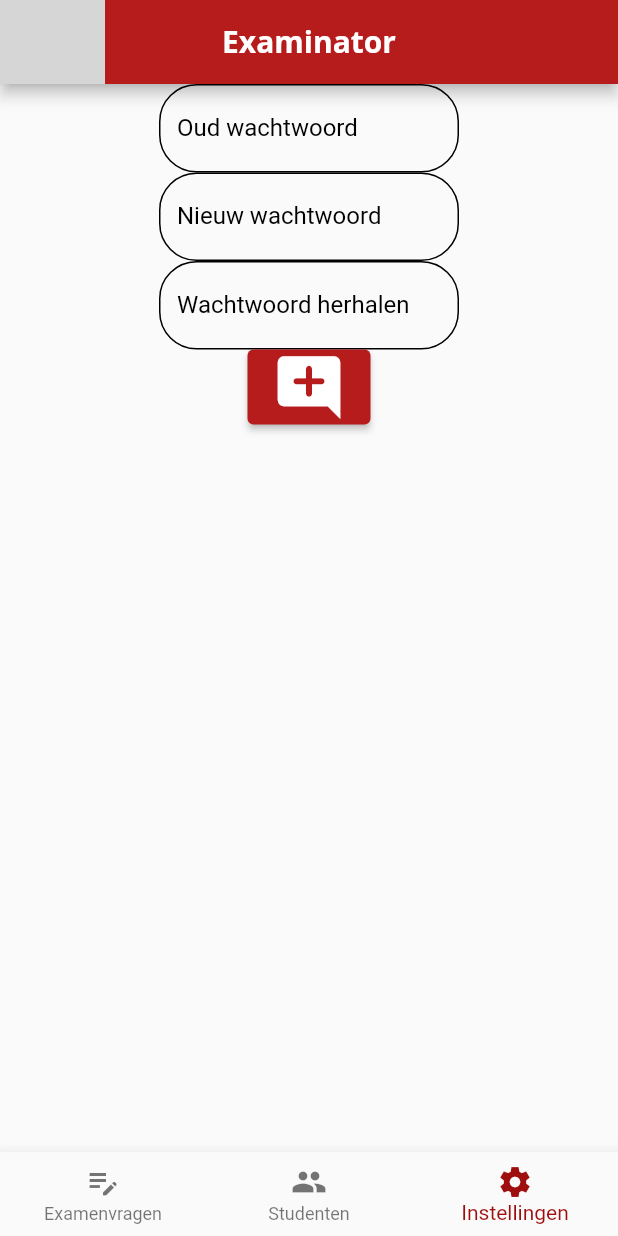
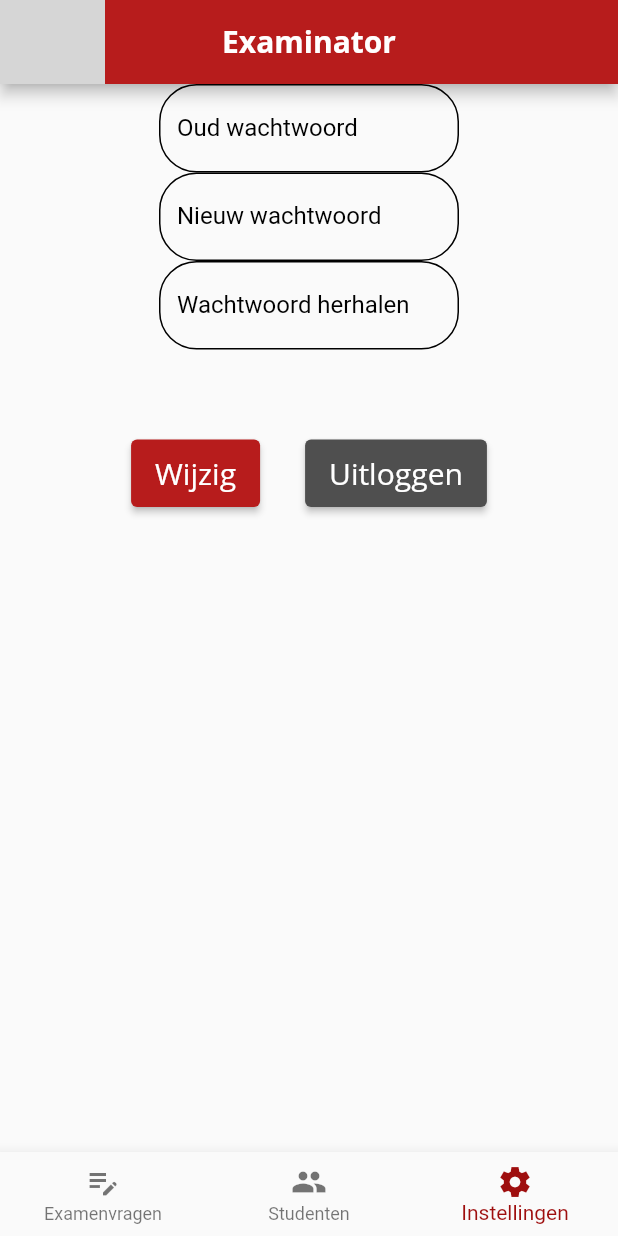
Before and after one commit to Jamerze/IntroMobileProject, a Flutter app: the screen it shows after launch, item 3 of the bottom bar chosen, on a phone screen of 412 x 824 dp. Run offline on Flutter 3.47's test engine with Material 2 defaults, Android fonts, the phone set to English and light mode, and no system bars; missing offline and left inert: dart:js; Roboto replaces fonts that are missing (Open Sans); grey boxes are pictures that could not be loaded.

Commit message:
buttons added

```diff
--- a/lib/lector.dart
+++ b/lib/lector.dart
@@ -281,13 +281,50 @@ class _MyStatefulWidgetState extends State<MyStatefulWidget> {
             ),
           ),
         ),
-        ElevatedButton(
-          style: ElevatedButton.styleFrom(
-            primary: Colors.red[900], // background
+        Container(
+          child: Row(
+            mainAxisAlignment: MainAxisAlignment.center,
+            children: [
+              Container(
+                  height: 75,
+                  padding: EdgeInsets.all(15),
+                  child: ElevatedButton(
+                      style: ElevatedButton.styleFrom(
+                        primary: Colors.red[900],
+                        onPrimary: Colors.white,
+                      ),
+                      onPressed: () {},
+                      child: Row(children: [
+                        Text(
+                          'Wijzig',
+                          style: TextStyle(
+                            fontSize: 20.0,
+                            fontFamily: 'Open Sans',
+                          ),
+                        ),
+                      ]))),
+              Container(
+                  height: 75,
+                  padding: EdgeInsets.all(15),
+                  child: ElevatedButton(
+                      style: ElevatedButton.styleFrom(
+                        primary: Color.fromARGB(255, 79, 79, 79),
+                        onPrimary: Colors.white,
+                      ),
+                      onPressed: () {},
+                      child: Row(children: [
+                        Text(
+                          'Uitloggen',
+                          style: TextStyle(
+                            fontSize: 20.0,
+                            fontFamily: 'Open Sans',
+                          ),
+                        ),
+                      ]))),
+            ],
           ),
-          onPressed: () {},
-          child: Icon(Icons.add_comment_rounded, size: 50, color: Colors.white),
-        ),
+          padding: EdgeInsets.only(top: 45),
+        )
       ],
     )
   ];
```
